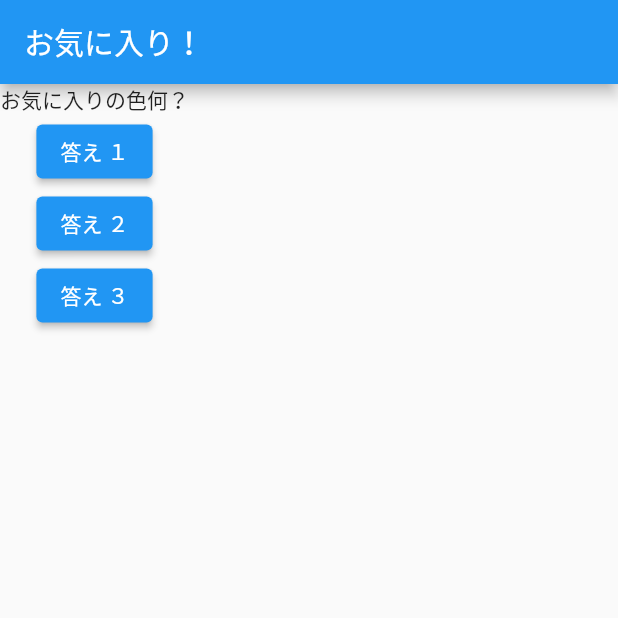
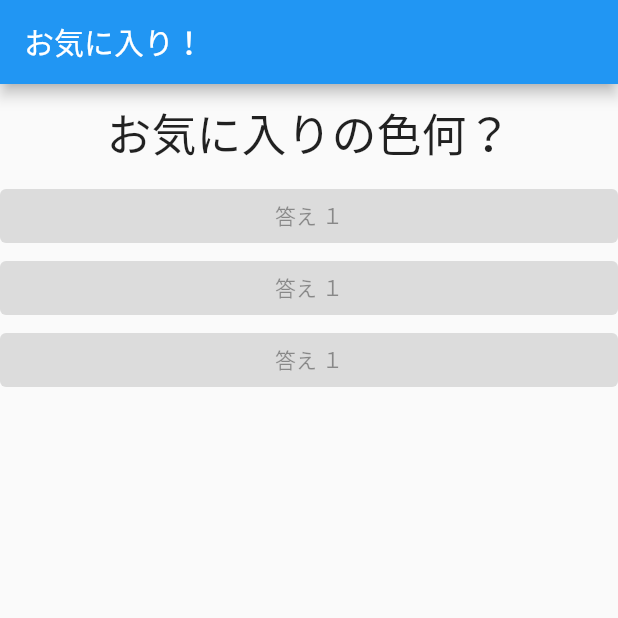
Before and after one commit to AyabongaYB/Flutter--, a Flutter app: the screen it shows after launch, on a phone screen of 412 x 824 dp, the top half of it. Run offline on Flutter 3.47's test engine with Material 2 defaults, Android fonts, the phone set to English and light mode, and no system bars.

Commit message:
answer.dart added

```diff
--- /dev/null
+++ b/lib/answer.dart
@@ -0,0 +1,21 @@
+import 'package:flutter/material.dart';
+
+class Answer extends StatelessWidget {
+  @override
+  Widget build(BuildContext context) {
+    return Container(
+      width: double.infinity,
+      child: ElevatedButton(
+          style: ElevatedButton.styleFrom(
+            primary: Colors.green,
+          ),
+          child: Text('答え １'),
+          onPressed: null),
+    );
+  }
+}
+
+ //ElevatedButton(child: Text('答え ２'), onPressed: _answerQuestion),
+ //         ElevatedButton(
+ //             child: Text('答え ３'),
+ //             onPressed: () => print('ANswer 3 chosen - anonymous method')),
--- a/lib/main.dart
+++ b/lib/main.dart
@@ -1,5 +1,6 @@
 import 'package:flutter/material.dart';
 import './question.dart';
+import './answer.dart';
 
 void main() {
   runApp(HomeApp());
@@ -37,11 +38,9 @@ class _HomeAppState extends State<HomeApp> {
       body: Column(
         children: [
           Question(questions[_Qindex]),
-          ElevatedButton(child: Text('答え １'), onPressed: _answerQuestion),
-          ElevatedButton(child: Text('答え ２'), onPressed: _answerQuestion),
-          ElevatedButton(
-              child: Text('答え ３'),
-              onPressed: () => print('ANswer 3 chosen - anonymous method')),
+          Answer(),
+          Answer(),
+          Answer(),
         ],
       ),
     ));
--- a/lib/question.dart
+++ b/lib/question.dart
@@ -7,6 +7,11 @@ class Question extends StatelessWidget {
 
   @override
   Widget build(BuildContext context) {
-    return Text(questionText);
+    return Container(
+      width: double.infinity,
+      margin: EdgeInsets.all(10.0),
+      child: Text(questionText,
+          style: TextStyle(fontSize: 30), textAlign: TextAlign.center),
+    );
   }
 }
```
